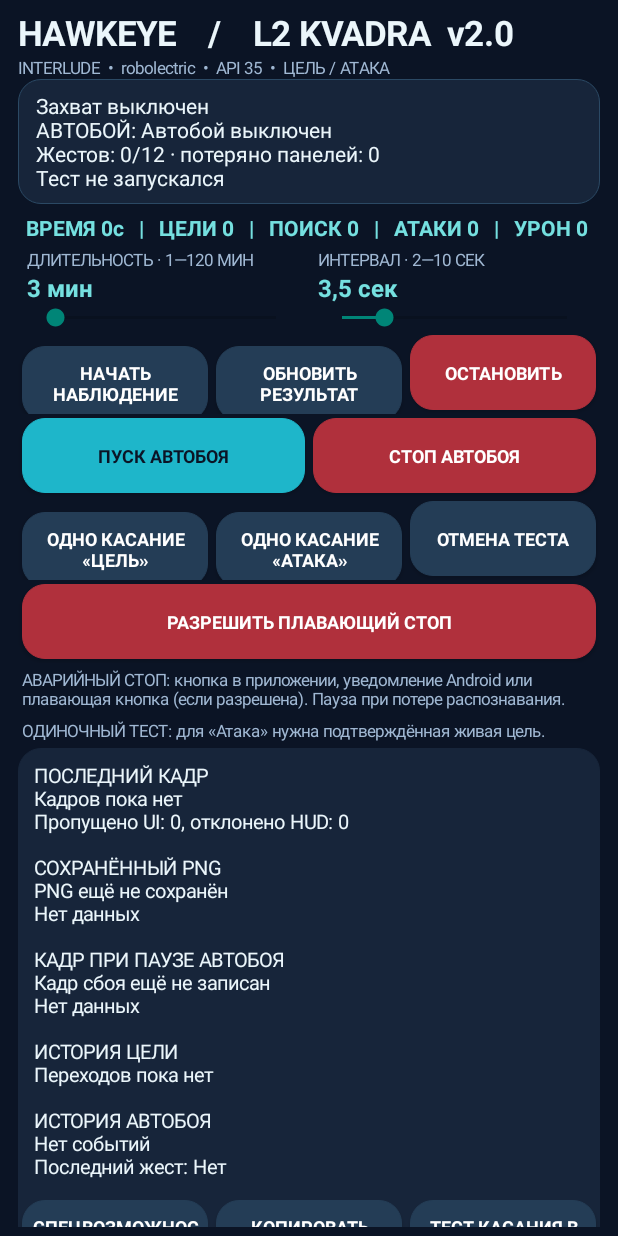
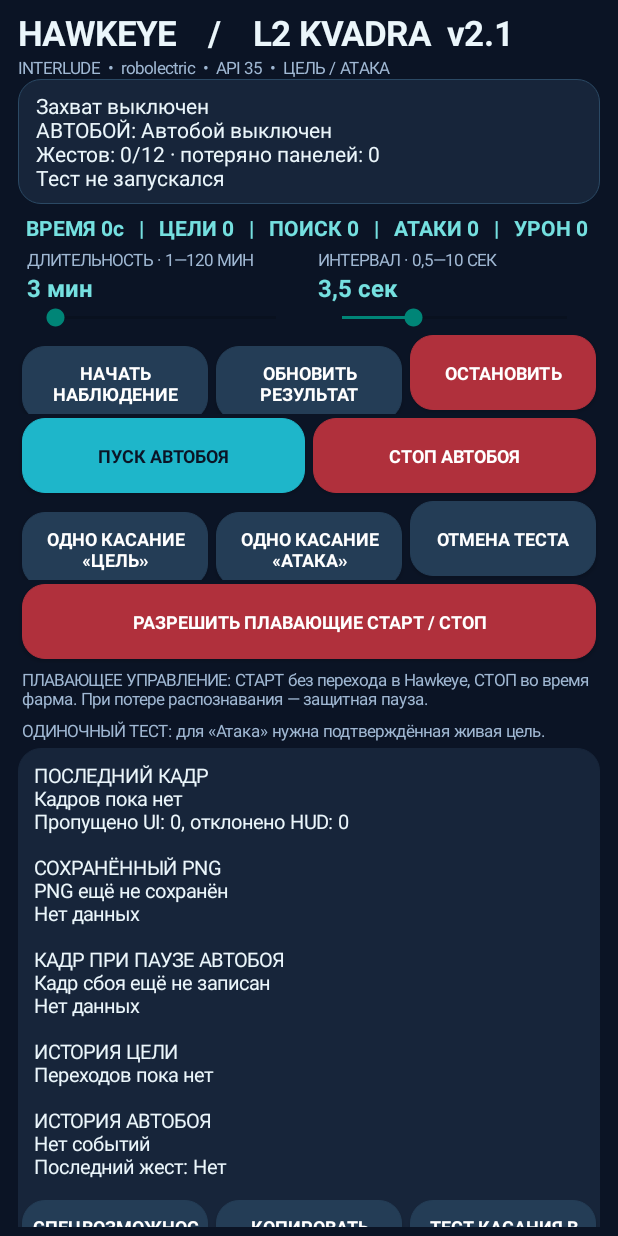
Before and after one commit to Ignatkaa/L2-KVADRA-Test, an Android app: the screen it shows after launch (MainActivity), on a phone screen of 412 x 824 dp. Run offline under Robolectric (Android 15) with nearby library versions, the phone set to English and light mode, and no system bars.

Commit message:
Expose 0.5s and 1s slider options and rename floating permission to START/STOP

```diff
--- a/app/src/main/java/com/l2farm/kvadratest/MainActivity.kt
+++ b/app/src/main/java/com/l2farm/kvadratest/MainActivity.kt
@@ -100,7 +100,7 @@ class MainActivity : Activity() {
         }
 
         root.addView(TextView(this).apply {
-            text = "HAWKEYE    /    L2 KVADRA  v2.0"
+            text = "HAWKEYE    /    L2 KVADRA  v2.1"
             setTextColor(pale)
             textSize = 23f
             typeface = Typeface.DEFAULT_BOLD
@@ -176,11 +176,11 @@ class MainActivity : Activity() {
             { p -> prefs.edit().putInt("durationMinutes",p+1).apply() }
         )
         settingColumn(
-            "ИНТЕРВАЛ · 2—10 СЕК",
-            ((currentSettings.tapIntervalMs-2000L)/500L).toInt(),16,
-            { p -> "${(2000L+p*500L)/1000L}," +
-                (if ((2000L+p*500L)%1000L==0L) "0" else "5") + " сек" },
-            { p -> prefs.edit().putLong("tapIntervalMs",2000L+p*500L).apply() }
+            "ИНТЕРВАЛ · 0,5—10 СЕК",
+            ((currentSettings.tapIntervalMs-500L)/500L).toInt(),19,
+            { p -> "${(500L+p*500L)/1000L}," +
+                (if ((500L+p*500L)%1000L==0L) "0" else "5") + " сек" },
+            { p -> prefs.edit().putLong("tapIntervalMs",500L+p*500L).apply() }
         )
 
         // Important controls are ALWAYS visible. Only the long log scrolls.
@@ -207,17 +207,17 @@ class MainActivity : Activity() {
 
         val overlayRow = newRow(root)
         overlayPermission = smallButton(
-            overlayRow, "РАЗРЕШИТЬ ПЛАВАЮЩИЙ СТОП"
+            overlayRow, "РАЗРЕШИТЬ ПЛАВАЮЩИЕ СТАРТ / СТОП"
         ) {
             if (!Settings.canDrawOverlays(this)) {
                 startActivity(Intent(Settings.ACTION_MANAGE_OVERLAY_PERMISSION,
                     Uri.parse("package:$packageName")))
-            } else Toast.makeText(this,"Плавающий СТОП уже разрешён",
+            } else Toast.makeText(this,"Плавающие СТАРТ / СТОП уже разрешены",
                 Toast.LENGTH_SHORT).show()
         }
         root.addView(TextView(this).apply {
-            text = "АВАРИЙНЫЙ СТОП: кнопка в приложении, уведомление Android или " +
-                "плавающая кнопка (если разрешена). Пауза при потере распознавания."
+            text = "ПЛАВАЮЩЕЕ УПРАВЛЕНИЕ: СТАРТ без перехода в Hawkeye, " +
+                "СТОП во время фарма. При потере распознавания — защитная пауза."
             setTextColor(muted)
             textSize = 11f
             setPadding(4, 5, 4, 5)
@@ -388,8 +388,8 @@ class MainActivity : Activity() {
             "АТАКИ ${p.getInt("autoAttackTaps",0)}   |   " +
             "УРОН ${p.getInt("autoDamageObservations",0)}"
         if (::overlayPermission.isInitialized) overlayPermission.text =
-            if(Settings.canDrawOverlays(this)) "ПЛАВАЮЩИЙ СТОП: РАЗРЕШЁН"
-            else "РАЗРЕШИТЬ ПЛАВАЮЩИЙ СТОП"
+            if(Settings.canDrawOverlays(this)) "ПЛАВАЮЩИЕ СТАРТ / СТОП: РАЗРЕШЕНЫ"
+            else "РАЗРЕШИТЬ ПЛАВАЮЩИЕ СТАРТ / СТОП"
         val last = p.getString("last", "Кадров пока нет") ?: "Кадров пока нет"
         val saved = p.getString("snapshot", "PNG ещё не сохранён")
             ?: "PNG ещё не сохранён"
```
